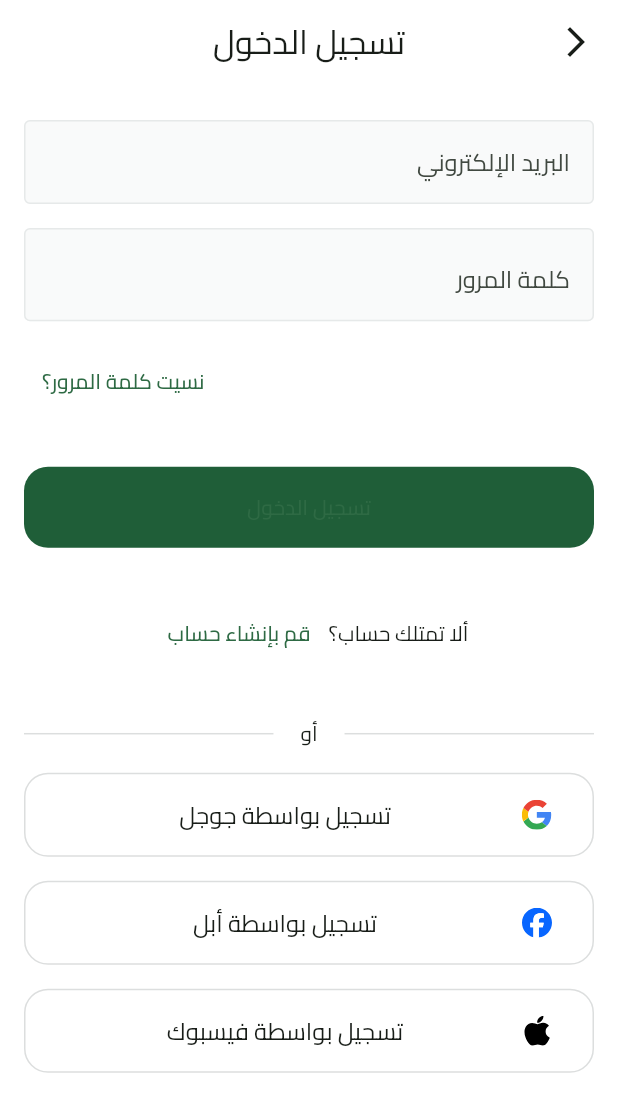
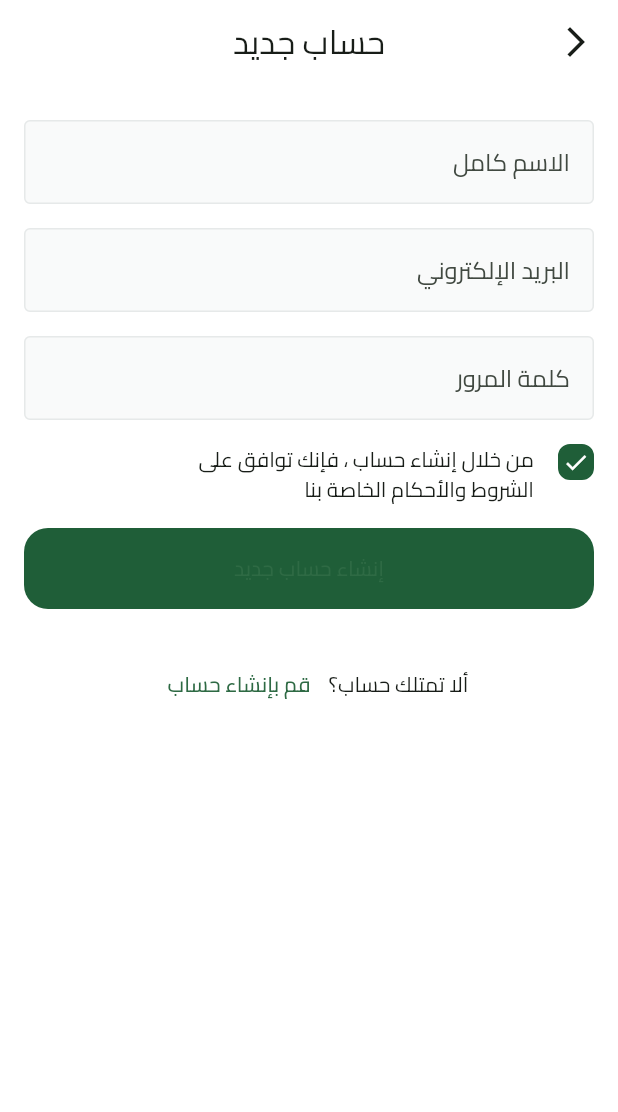
Before and after one commit to ahmedashraf-hub/Fruit-Hub, a Flutter app: the LoginView screen opened by its route, after a tap on "قم بإنشاء حساب", on a phone screen of 412 x 824 dp. Shown: the top 1112 px of the screen. Run offline on Flutter 3.47's test engine with Material 3 defaults, Android fonts, the phone set to English and light mode, and no system bars; our stand-ins replace dots_indicator, flutter_svg, shared_preferences; accounts and stored records are empty.

Commit message:
Create SignupView

```diff
--- a/lib/core/helper_functoins/on_generate_routes.dart
+++ b/lib/core/helper_functoins/on_generate_routes.dart
@@ -1,5 +1,6 @@
 import 'package:flutter/material.dart';
 import 'package:fruit_hub/features/auth/presentation/views/login_view.dart';
+import 'package:fruit_hub/features/auth/presentation/views/signup_view.dart';
 import 'package:fruit_hub/features/onboarding/presentation/views/onboarding_view.dart';
 import 'package:fruit_hub/features/splash/presentation/views/splash_view.dart';
 
@@ -11,6 +12,8 @@ Route<dynamic>? onGenerateRoute(RouteSettings settings) {
       return MaterialPageRoute(builder: (context) => const OnboardingView());
     case LoginView.routeName:
       return MaterialPageRoute(builder: (context) => const LoginView());
+    case SignupView.routeName:
+      return MaterialPageRoute(builder: (context) => const SignupView());
     default:
       return MaterialPageRoute(builder: (context) => const Scaffold());
   }
--- a/lib/core/widgets/don_not_have_an_account.dart
+++ b/lib/core/widgets/don_not_have_an_account.dart
@@ -1,6 +1,7 @@
 import 'package:flutter/material.dart';
 import 'package:fruit_hub/core/utils/app_colors.dart';
 import 'package:fruit_hub/core/utils/app_text_styles.dart';
+import 'package:fruit_hub/features/auth/presentation/views/signup_view.dart';
 
 class DonNotHaveAnAccount extends StatelessWidget {
   const DonNotHaveAnAccount({super.key});
@@ -15,7 +16,9 @@ class DonNotHaveAnAccount extends StatelessWidget {
           style: AppTextStyles.semiBold16.copyWith(color: Color(0XFF949D9E)),
         ),
         TextButton(
-          onPressed: () {},
+          onPressed: () {
+            Navigator.pushNamed(context, SignupView.routeName);
+          },
           child: Text(
             'قم بإنشاء حساب',
             style: AppTextStyles.semiBold16.copyWith(
--- /dev/null
+++ b/lib/features/auth/presentation/views/signup_view.dart
@@ -0,0 +1,17 @@
+import 'package:flutter/material.dart';
+import 'package:fruit_hub/core/widgets/custom_app_bar.dart';
+import 'package:fruit_hub/features/auth/presentation/views/widgets/signup_view_body.dart';
+
+class SignupView extends StatelessWidget {
+  const SignupView({super.key});
+
+  static const routeName = 'signupView';
+
+  @override
+  Widget build(BuildContext context) {
+    return Scaffold(
+      appBar: buildAppBar(context, title: 'حساب جديد'),
+      body: const SignupViewBody(),
+    );
+  }
+}
--- /dev/null
+++ b/lib/features/auth/presentation/views/widgets/custom_check_box.dart
@@ -0,0 +1,28 @@
+import 'package:flutter/material.dart';
+import 'package:fruit_hub/core/utils/app_colors.dart';
+
+class CustomCheckBox extends StatelessWidget {
+  const CustomCheckBox({super.key, required this.isChecked});
+
+  final bool isChecked;
+
+  @override
+  Widget build(BuildContext context) {
+    return AnimatedContainer(
+      width: 24.0,
+      height: 24.0,
+      duration: const Duration(milliseconds: 100),
+      decoration: BoxDecoration(
+        color: isChecked ? AppColors.primaryColor : Colors.white,
+        borderRadius: BorderRadius.circular(8.0),
+        border: Border.all(
+          color: isChecked ? AppColors.primaryColor : Color(0XFFDCDEDE),
+          width: 1.50,
+        ),
+      ),
+      child: isChecked
+          ? const Icon(Icons.check, size: 18.0, color: Colors.white)
+          : const SizedBox(),
+    );
+  }
+}
--- /dev/null
+++ b/lib/features/auth/presentation/views/widgets/signup_view_body.dart
@@ -0,0 +1,44 @@
+import 'package:flutter/material.dart';
+import 'package:fruit_hub/constants.dart';
+import 'package:fruit_hub/core/widgets/custom_button.dart';
+import 'package:fruit_hub/core/widgets/custom_text_form_field.dart';
+import 'package:fruit_hub/core/widgets/don_not_have_an_account.dart';
+import 'package:fruit_hub/features/auth/presentation/views/widgets/terms_and_conditions.dart';
+
+class SignupViewBody extends StatelessWidget {
+  const SignupViewBody({super.key});
+
+  @override
+  Widget build(BuildContext context) {
+    return SingleChildScrollView(
+      child: Padding(
+        padding: const EdgeInsets.symmetric(horizontal: kHorizontalPadding),
+        child: Column(
+          children: [
+            const SizedBox(height: 24.0),
+            const CustomTextFormField(
+              hintText: 'الاسم كامل',
+              textInputType: TextInputType.name,
+            ),
+            const SizedBox(height: 16.0),
+            const CustomTextFormField(
+              hintText: 'البريد الإلكتروني',
+              textInputType: TextInputType.emailAddress,
+            ),
+            const SizedBox(height: 16.0),
+            const CustomTextFormField(
+              hintText: 'كلمة المرور',
+              textInputType: TextInputType.visiblePassword,
+            ),
+            const SizedBox(height: 16.0),
+            const TermsAndConditions(),
+            const SizedBox(height: 16.0),
+            CustomButton(onPressed: () {}, title: 'إنشاء حساب جديد'),
+            const SizedBox(height: 26.0),
+            const DonNotHaveAnAccount(),
+          ],
+        ),
+      ),
+    );
+  }
+}
--- /dev/null
+++ b/lib/features/auth/presentation/views/widgets/terms_and_conditions.dart
@@ -0,0 +1,43 @@
+import 'package:flutter/material.dart';
+import 'package:fruit_hub/core/utils/app_colors.dart';
+import 'package:fruit_hub/core/utils/app_text_styles.dart';
+import 'package:fruit_hub/features/auth/presentation/views/signup_view.dart';
+import 'package:fruit_hub/features/auth/presentation/views/widgets/custom_check_box.dart';
+
+class TermsAndConditions extends StatelessWidget {
+  const TermsAndConditions({super.key});
+
+  @override
+  Widget build(BuildContext context) {
+    return Row(
+      crossAxisAlignment: CrossAxisAlignment.start,
+      children: [
+        const CustomCheckBox(isChecked: true),
+        const SizedBox(width: 16.0),
+        Expanded(
+          child: Wrap(
+            children: [
+              Text(
+                'من خلال إنشاء حساب ، فإنك توافق على ',
+                style: AppTextStyles.semiBold13.copyWith(
+                  color: const Color(0XFF949D9E),
+                ),
+              ),
+              GestureDetector(
+                onTap: () {
+                  Navigator.pushNamed(context, SignupView.routeName);
+                },
+                child: Text(
+                  'الشروط والأحكام الخاصة بنا',
+                  style: AppTextStyles.semiBold13.copyWith(
+                    color: AppColors.lightPrimaryColor,
+                  ),
+                ),
+              ),
+            ],
+          ),
+        ),
+      ],
+    );
+  }
+}
```
